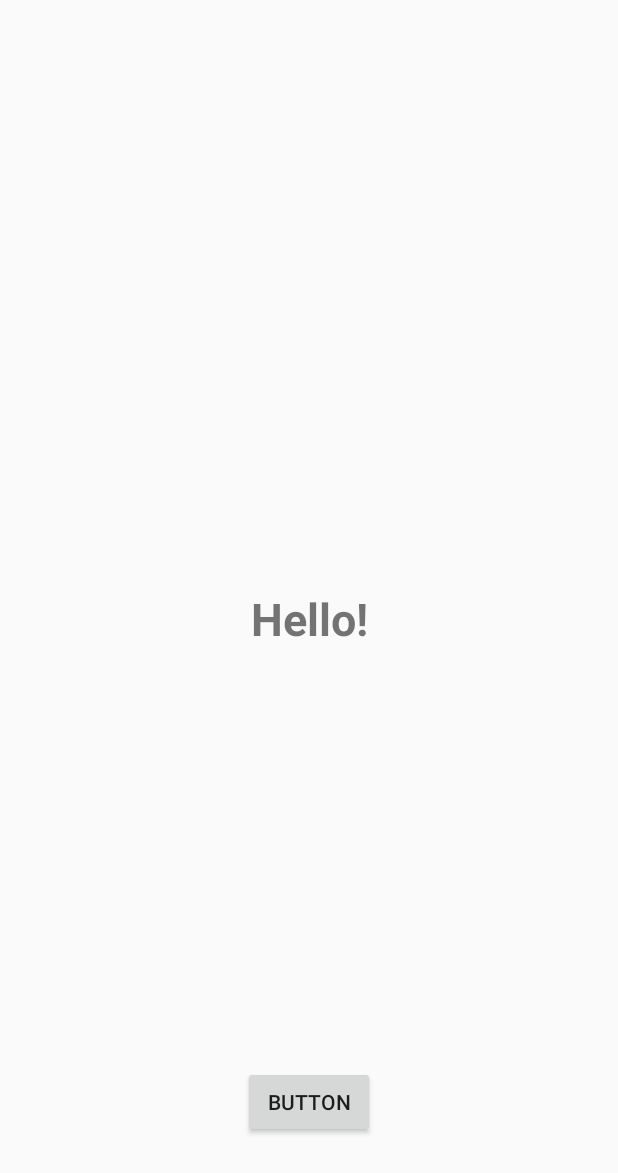
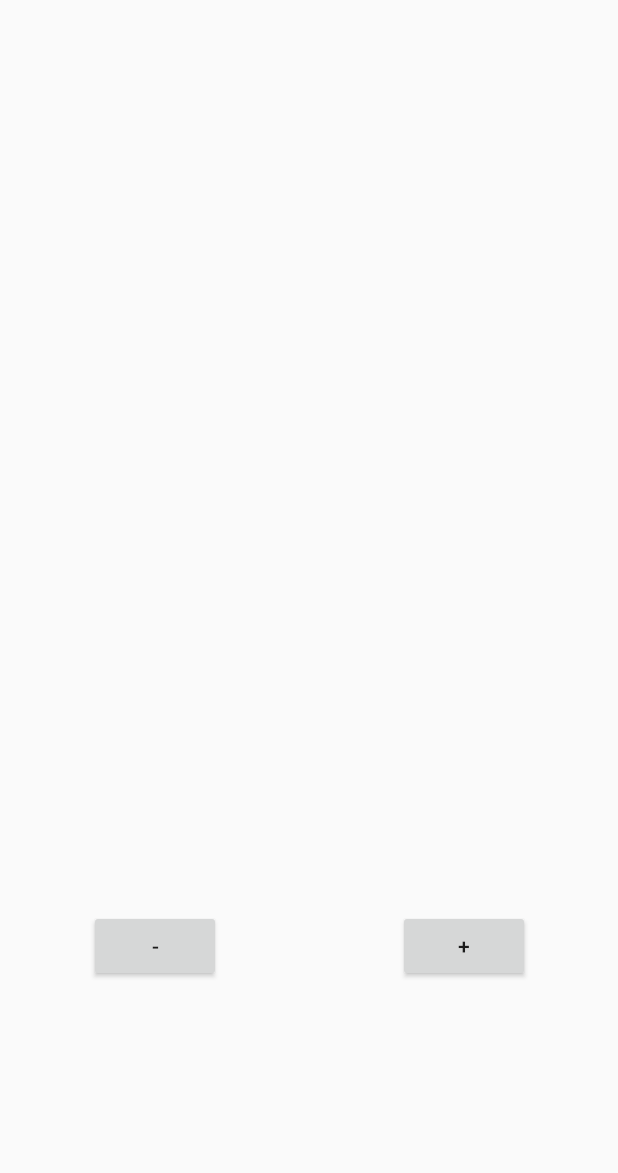
Before and after one commit to polzak/android-jetpack-base-template, an Android app: the layout fragment_start.xml on its own in the app's theme, with its tools: preview values and no code run, on a phone screen of 412 x 824 dp. Shown: the top 1173 px of the screen. Run offline under Robolectric (Android 15) with nearby library versions, the phone set to English and light mode, and no system bars.

Commit message:
The basic of ViewModel applied.

```diff
--- a/app/build.gradle
+++ b/app/build.gradle
@@ -36,4 +36,5 @@ dependencies {
     androidTestImplementation 'androidx.test.espresso:espresso-core:3.1.1'
     implementation 'android.arch.navigation:navigation-fragment:1.0.0'
     implementation 'android.arch.navigation:navigation-ui:1.0.0'
+    implementation 'androidx.lifecycle:lifecycle-extensions:2.0.0'
 }
--- a/app/src/main/res/layout/fragment_start.xml
+++ b/app/src/main/res/layout/fragment_start.xml
@@ -1,6 +1,7 @@
 <?xml version="1.0" encoding="utf-8"?>
 <layout
-        xmlns:tools="http://schemas.android.com/tools" xmlns:android="http://schemas.android.com/apk/res/android"
+        xmlns:tools="http://schemas.android.com/tools"
+        xmlns:android="http://schemas.android.com/apk/res/android"
         xmlns:app="http://schemas.android.com/apk/res-auto">
 
 
@@ -8,31 +9,41 @@
             android:layout_width="match_parent"
             android:layout_height="match_parent">
 
-        <TextView android:layout_width="match_parent" android:layout_height="wrap_content"
-                  app:layout_constraintBottom_toBottomOf="parent" android:layout_marginTop="16dp"
-                  app:layout_constraintTop_toTopOf="parent" android:layout_marginBottom="16dp"
-                  app:layout_constraintStart_toStartOf="parent" android:layout_marginStart="16dp"
-                  app:layout_constraintEnd_toEndOf="parent" android:layout_marginEnd="16dp" android:text="Hello!"
-                  android:fontFamily="sans-serif" android:textSize="30sp" android:textAlignment="center"
-                  android:textStyle="bold" android:id="@+id/textView2"/>
         <TextView
                 android:layout_width="0dp"
                 android:layout_height="wrap_content"
-                android:id="@+id/textView1" android:layout_marginTop="16dp"
-                app:layout_constraintTop_toBottomOf="@+id/textView2" android:layout_marginBottom="16dp"
-                app:layout_constraintBottom_toBottomOf="parent" android:textSize="24sp"
+                android:id="@+id/scoreboard"
+                android:layout_marginBottom="16dp"
+                app:layout_constraintBottom_toBottomOf="parent" android:textSize="36sp"
                 android:layout_marginStart="16dp"
                 app:layout_constraintStart_toStartOf="parent" android:layout_marginEnd="16dp"
-                app:layout_constraintEnd_toEndOf="parent" android:textAlignment="center"/>
+                app:layout_constraintEnd_toEndOf="parent" android:textAlignment="center" android:layout_marginTop="16dp"
+                app:layout_constraintTop_toTopOf="parent"/>
         <Button
-                android:text="Button"
+                android:text="@string/minus_button"
                 android:layout_width="wrap_content"
                 android:layout_height="wrap_content"
-                android:id="@+id/button1" android:layout_marginTop="16dp"
-                app:layout_constraintTop_toBottomOf="@+id/textView1" android:layout_marginBottom="16dp"
-                app:layout_constraintBottom_toBottomOf="parent" app:layout_constraintEnd_toEndOf="parent"
-                android:layout_marginEnd="16dp" app:layout_constraintStart_toStartOf="parent"
-                android:layout_marginStart="16dp"/>
+                android:id="@+id/minus_button"
+                android:layout_marginBottom="16dp"
+                app:layout_constraintBottom_toBottomOf="parent"
+                android:layout_marginStart="16dp"
+                app:layout_constraintStart_toStartOf="parent" android:layout_marginEnd="16dp"
+                app:layout_constraintEnd_toStartOf="@+id/guideline2" android:layout_marginTop="16dp"
+                app:layout_constraintTop_toBottomOf="@+id/scoreboard"/>
+        <Button
+                android:text="@string/plus_button"
+                android:layout_width="wrap_content"
+                android:layout_height="wrap_content"
+                android:id="@+id/plus_button"
+                app:layout_constraintEnd_toEndOf="parent"
+                android:layout_marginEnd="16dp" app:layout_constraintStart_toStartOf="@+id/guideline2"
+                android:layout_marginStart="16dp" app:layout_constraintTop_toBottomOf="@+id/scoreboard"
+                android:layout_marginBottom="16dp" app:layout_constraintBottom_toBottomOf="parent"
+                android:layout_marginTop="16dp"/>
+        <androidx.constraintlayout.widget.Guideline android:layout_width="wrap_content"
+                                                    android:layout_height="wrap_content" android:id="@+id/guideline2"
+                                                    app:layout_constraintGuide_percent="0.5"
+                                                    android:orientation="vertical"/>
 
     </androidx.constraintlayout.widget.ConstraintLayout>
 </layout>
--- a/app/src/main/res/values/strings.xml
+++ b/app/src/main/res/values/strings.xml
@@ -1,3 +1,5 @@
 <resources>
     <string name="app_name">Jetpack</string>
+    <string name="plus_button">+</string>
+    <string name="minus_button">-</string>
 </resources>
```
Also changed, not shown: app/src/main/java/net/polzak/jetpack/StartFragment.kt (+15 -8 lines), app/src/main/java/net/polzak/jetpack/StartViewModel.kt (added, +21 -0 lines).
